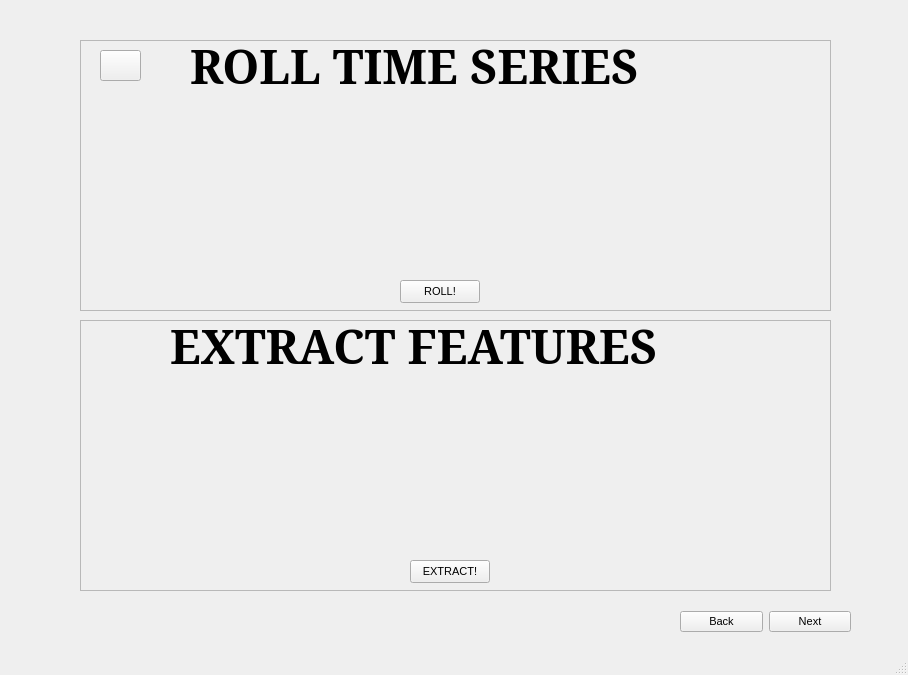
ggrkp/projectv1, file guiv1.ui: the form before one commit.
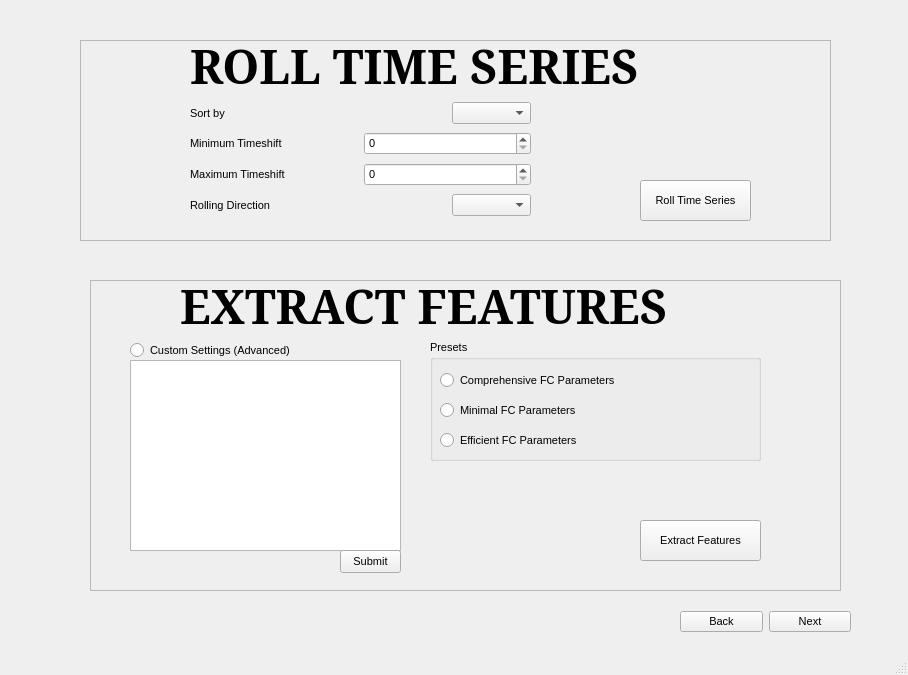
The form after the commit. The open tabs and pages were chosen to show the change. Icons and pictures are not drawn.

The edit to the form file:
```diff
--- a/guiv1.ui
+++ b/guiv1.ui
@@ -1607,10 +1607,10 @@
      <widget class="QFrame" name="extract_frame">
       <property name="geometry">
        <rect>
-        <x>40</x>
-        <y>300</y>
+        <x>50</x>
+        <y>260</y>
         <width>751</width>
-        <height>271</height>
+        <height>311</height>
        </rect>
       </property>
       <property name="frameShape">
@@ -1642,17 +1642,105 @@
         <string>EXTRACT FEATURES</string>
        </property>
       </widget>
+      <widget class="QRadioButton" name="custom_radio">
+       <property name="geometry">
+        <rect>
+         <x>40</x>
+         <y>60</y>
+         <width>181</width>
+         <height>21</height>
+        </rect>
+       </property>
+       <property name="text">
+        <string>Custom Settings (Advanced)</string>
+       </property>
+      </widget>
+      <widget class="QTextEdit" name="text_settings">
+       <property name="geometry">
+        <rect>
+         <x>40</x>
+         <y>80</y>
+         <width>271</width>
+         <height>191</height>
+        </rect>
+       </property>
+      </widget>
+      <widget class="QGroupBox" name="groupBox_2">
+       <property name="geometry">
+        <rect>
+         <x>340</x>
+         <y>60</y>
+         <width>331</width>
+         <height>121</height>
+        </rect>
+       </property>
+       <property name="title">
+        <string>Presets</string>
+       </property>
+       <widget class="QRadioButton" name="comprehensive_radio">
+        <property name="geometry">
+         <rect>
+          <x>10</x>
+          <y>30</y>
+          <width>211</width>
+          <height>21</height>
+         </rect>
+        </property>
+        <property name="text">
+         <string>Comprehensive FC Parameters</string>
+        </property>
+       </widget>
+       <widget class="QRadioButton" name="minimal_radio">
+        <property name="geometry">
+         <rect>
+          <x>10</x>
+          <y>60</y>
+          <width>181</width>
+          <height>21</height>
+         </rect>
+        </property>
+        <property name="text">
+         <string>Minimal FC Parameters</string>
+        </property>
+       </widget>
+       <widget class="QRadioButton" name="efficient_radio">
+        <property name="geometry">
+         <rect>
+          <x>10</x>
+          <y>90</y>
+          <width>181</width>
+          <height>21</height>
+         </rect>
+        </property>
+        <property name="text">
+         <string>Efficient FC Parameters</string>
+        </property>
+       </widget>
+      </widget>
       <widget class="QPushButton" name="extract_btn">
        <property name="geometry">
         <rect>
-         <x>330</x>
+         <x>550</x>
          <y>240</y>
-         <width>80</width>
+         <width>121</width>
+         <height>41</height>
+        </rect>
+       </property>
+       <property name="text">
+        <string>Extract Features</string>
+       </property>
+      </widget>
+      <widget class="QPushButton" name="submit_btn">
+       <property name="geometry">
+        <rect>
+         <x>250</x>
+         <y>270</y>
+         <width>61</width>
          <height>23</height>
         </rect>
        </property>
        <property name="text">
-        <string>EXTRACT!</string>
+        <string>Submit</string>
        </property>
       </widget>
      </widget>
@@ -1662,7 +1750,7 @@
         <x>40</x>
         <y>20</y>
         <width>751</width>
-        <height>271</height>
+        <height>201</height>
        </rect>
       </property>
       <property name="frameShape">
@@ -1694,47 +1782,113 @@
         <string>ROLL TIME SERIES</string>
        </property>
       </widget>
-      <widget class="QPushButton" name="home_btn2_3">
-       <property name="geometry">
-        <rect>
-         <x>20</x>
-         <y>10</y>
-         <width>41</width>
-         <height>31</height>
-        </rect>
-       </property>
-       <property name="font">
-        <font>
-         <pointsize>20</pointsize>
-        </font>
-       </property>
-       <property name="text">
-        <string/>
-       </property>
-       <property name="icon">
-        <iconset>
-         <normaloff>home.png</normaloff>home.png</iconset>
-       </property>
-       <property name="iconSize">
-        <size>
-         <width>25</width>
-         <height>25</height>
-        </size>
-       </property>
-      </widget>
       <widget class="QPushButton" name="roll_btn">
        <property name="geometry">
         <rect>
-         <x>320</x>
-         <y>240</y>
-         <width>80</width>
-         <height>23</height>
+         <x>560</x>
+         <y>140</y>
+         <width>111</width>
+         <height>41</height>
         </rect>
        </property>
        <property name="text">
-        <string>ROLL!</string>
+        <string>Roll Time Series</string>
        </property>
       </widget>
+      <widget class="QWidget" name="">
+       <property name="geometry">
+        <rect>
+         <x>110</x>
+         <y>60</y>
+         <width>341</width>
+         <height>121</height>
+        </rect>
+       </property>
+       <layout class="QVBoxLayout" name="verticalLayout_11">
+        <item>
+         <layout class="QHBoxLayout" name="horizontalLayout_4">
+          <item>
+           <widget class="QLabel" name="label_17">
+            <property name="text">
+             <string>Sort by</string>
+            </property>
+           </widget>
+          </item>
+          <item>
+           <widget class="QComboBox" name="sort_box">
+            <property name="maximumSize">
+             <size>
+              <width>79</width>
+              <height>16777215</height>
+             </size>
+            </property>
+            <property name="cursor">
+             <cursorShape>PointingHandCursor</cursorShape>
+            </property>
+            <property name="styleSheet">
+             <string notr="true">selection-background-color: rgb(85, 255, 127);</string>
+            </property>
+           </widget>
+          </item>
+         </layout>
+        </item>
+        <item>
+         <layout class="QHBoxLayout" name="horizontalLayout_14">
+          <item>
+           <widget class="QLabel" name="label_18">
+            <property name="text">
+             <string>Minimum Timeshift</string>
+            </property>
+           </widget>
+          </item>
+          <item>
+           <widget class="QSpinBox" name="min_timeshift_box"/>
+          </item>
+         </layout>
+        </item>
+        <item>
+         <layout class="QHBoxLayout" name="horizontalLayout_15">
+          <item>
+           <widget class="QLabel" name="label_29">
+            <property name="text">
+             <string>Maximum Timeshift</string>
+            </property>
+           </widget>
+          </item>
+          <item>
+           <widget class="QSpinBox" name="max_timeshift_box"/>
+          </item>
+         </layout>
+        </item>
+        <item>
+         <layout class="QHBoxLayout" name="horizontalLayout_16">
+          <item>
+           <widget class="QLabel" name="label_35">
+            <property name="text">
+             <string>Rolling Direction</string>
+            </property>
+           </widget>
+          </item>
+          <item>
+           <widget class="QComboBox" name="roll_dir_box">
+            <property name="maximumSize">
+             <size>
+              <width>79</width>
+              <height>16777215</height>
+             </size>
+            </property>
+            <property name="cursor">
+             <cursorShape>PointingHandCursor</cursorShape>
+            </property>
+            <property name="styleSheet">
+             <string notr="true">selection-background-color: rgb(85, 255, 127);</string>
+            </property>
+           </widget>
+          </item>
+         </layout>
+        </item>
+       </layout>
+      </widget>
      </widget>
     </widget>
     <widget class="QWidget" name="page_9">
```
Left out of the diff: 34 changed lines with no effect on the pictures.
